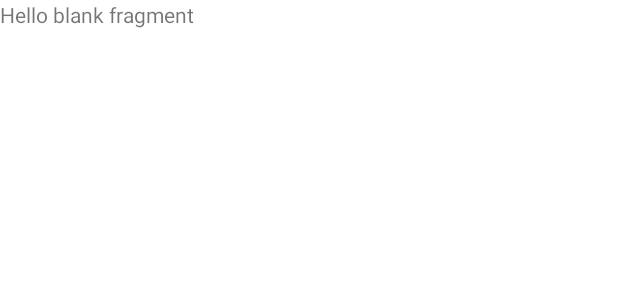
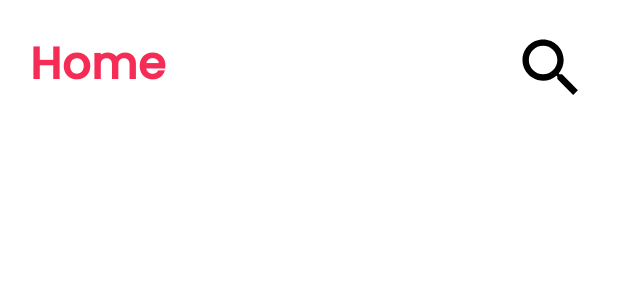
Before and after one commit to bella-cd/food_app, an Android app: the layout fragment_home.xml on its own in the app's theme, with its tools: preview values and no code run, on a phone screen of 412 x 824 dp. Shown: the top 300 px of the screen. Run offline under Robolectric (Android 15) with nearby library versions, the phone set to English and light mode, and no system bars.

Commit message:
- corrected the dependency error -Added font and  Header layout with a title and search icon

```diff
--- a/app/build.gradle
+++ b/app/build.gradle
@@ -9,7 +9,7 @@ android {
 
     defaultConfig {
         applicationId "pt.ipg.food_app"
-        minSdk 16
+        minSdk 17
         targetSdk 34
         versionCode 1
         versionName "1.0"
@@ -48,8 +48,8 @@ dependencies {
     implementation("androidx.navigation:navigation-ui-ktx:$nav_version")
 
     //inuit
-    implementation 'com.iniut.sdp:sdp-android:1.0.6'
-    implementation 'com.iniut.ssp:ssp-android:1.0.6'
+    implementation 'com.intuit.sdp:sdp-android:1.0.6'
+    implementation 'com.intuit.ssp:ssp-android:1.0.6'
     //gif
     implementation 'pl.droidsonroids.gif:android-gif-drawable:1.2.17'
 
--- /dev/null
+++ b/app/src/main/res/drawable/img_search.xml
@@ -0,0 +1,5 @@
+<vector android:height="24dp" android:tint="#000000"
+    android:viewportHeight="24" android:viewportWidth="24"
+    android:width="24dp" xmlns:android="http://schemas.android.com/apk/res/android">
+    <path android:fillColor="@android:color/white" android:pathData="M15.5,14h-0.79l-0.28,-0.27C15.41,12.59 16,11.11 16,9.5 16,5.91 13.09,3 9.5,3S3,5.91 3,9.5 5.91,16 9.5,16c1.61,0 3.09,-0.59 4.23,-1.57l0.27,0.28v0.79l5,4.99L20.49,19l-4.99,-5zM9.5,14C7.01,14 5,11.99 5,9.5S7.01,5 9.5,5 14,7.01 14,9.5 11.99,14 9.5,14z"/>
+</vector>
--- a/app/src/main/res/layout/fragment_home.xml
+++ b/app/src/main/res/layout/fragment_home.xml
@@ -1,14 +1,40 @@
 <?xml version="1.0" encoding="utf-8"?>
-<FrameLayout xmlns:android="http://schemas.android.com/apk/res/android"
+<androidx.constraintlayout.widget.ConstraintLayout
+    xmlns:android="http://schemas.android.com/apk/res/android"
+    xmlns:app="http://schemas.android.com/apk/res-auto"
     xmlns:tools="http://schemas.android.com/tools"
     android:layout_width="match_parent"
     android:layout_height="match_parent"
     tools:context=".HomeFragment">
 
-    <!-- TODO: Update blank fragment layout -->
-    <TextView
+    <LinearLayout
+        android:id="@+id/linear_header"
         android:layout_width="match_parent"
-        android:layout_height="match_parent"
-        android:text="@string/hello_blank_fragment" />
+        android:layout_height="wrap_content"
+        android:layout_marginLeft="20dp"
+        android:layout_marginTop="20dp"
+        android:layout_marginRight="10dp"
+        android:orientation="horizontal"
+        app:layout_constraintStart_toStartOf="parent"
+        app:layout_constraintTop_toTopOf="parent">
 
-</FrameLayout>
+        <TextView
+            android:id="@+id/tv_home"
+            android:layout_width="112dp"
+            android:layout_height="wrap_content"
+            android:fontFamily="@font/myfont"
+            android:text="Home"
+            android:textColor="@color/accent"
+            android:textSize="30dp"
+            android:textStyle="bold" />
+
+        <ImageView
+            android:id="@+id/img_search"
+            android:layout_width="50dp"
+            android:layout_height="match_parent"
+            android:layout_gravity="bottom|center"
+            android:layout_marginLeft="210dp"
+            android:scaleType="centerCrop"
+            android:src="@drawable/img_search" />
+    </LinearLayout>
+</androidx.constraintlayout.widget.ConstraintLayout>
```
Also changed, not shown: app/src/main/res/font/myfont.ttf (added).
